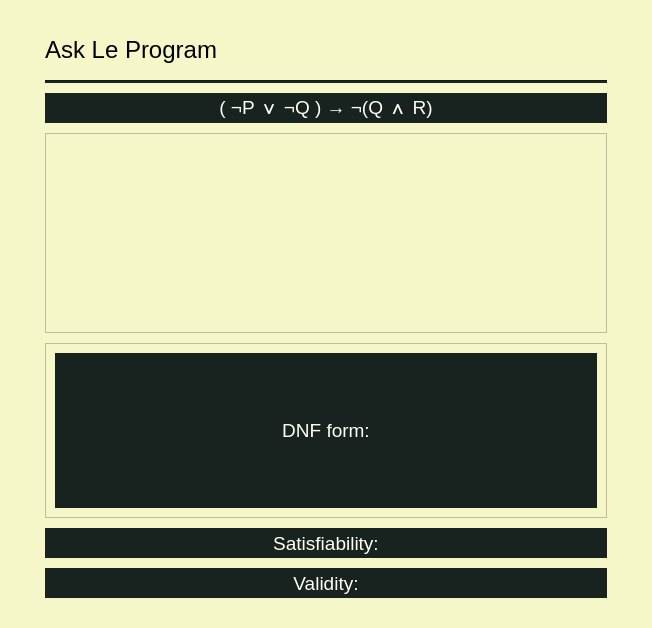
This is src/views/ui/askLePWidget.ui in adibozzhanov/LeProgram as Qt 5 draws it before an edit. The edited form follows.
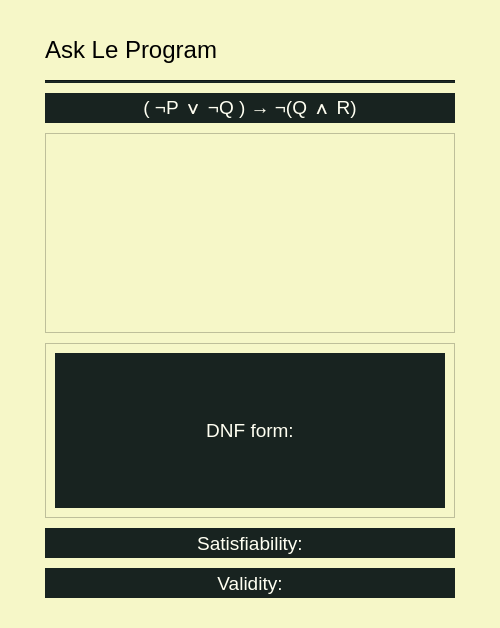
This is the edited form.

Commit message: fix: ask lep widget is to the side now

What changed in the file:
```diff
--- a/src/views/ui/askLePWidget.ui
+++ b/src/views/ui/askLePWidget.ui
@@ -6,7 +6,7 @@
    <rect>
     <x>0</x>
     <y>0</y>
-    <width>652</width>
+    <width>500</width>
     <height>628</height>
    </rect>
   </property>
@@ -171,7 +171,7 @@
        <rect>
         <x>0</x>
         <y>0</y>
-        <width>560</width>
+        <width>408</width>
         <height>173</height>
        </rect>
       </property>
```
The commit also changes 3 other files.
